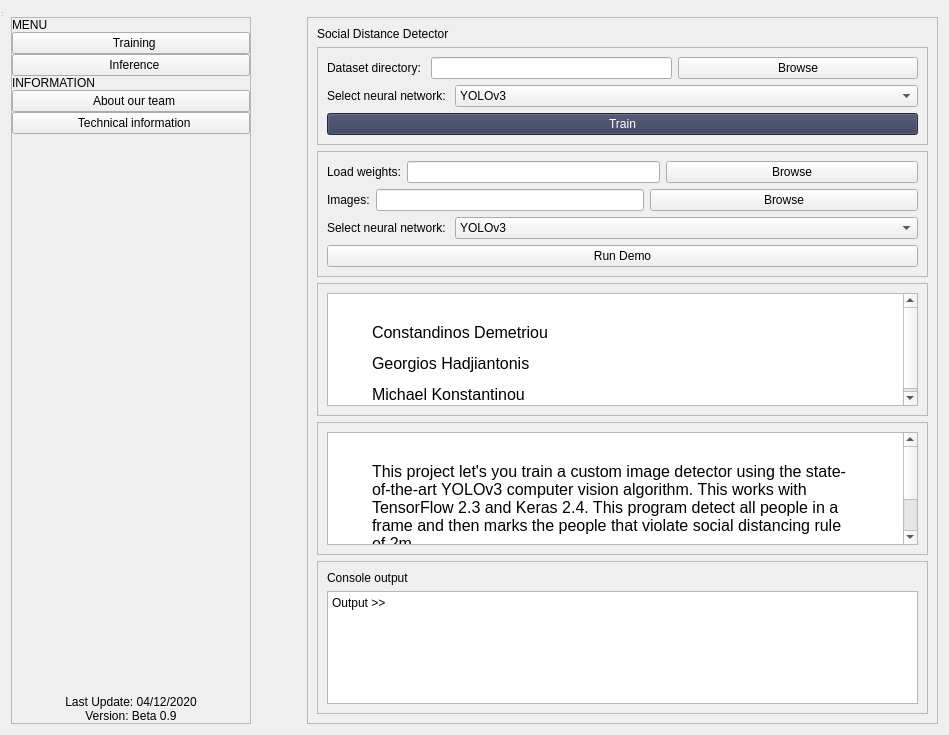
Above: Source/445_main_bk.ui from ghadj/Social-Distancing-YOLO before the change. Below: the same form after it.
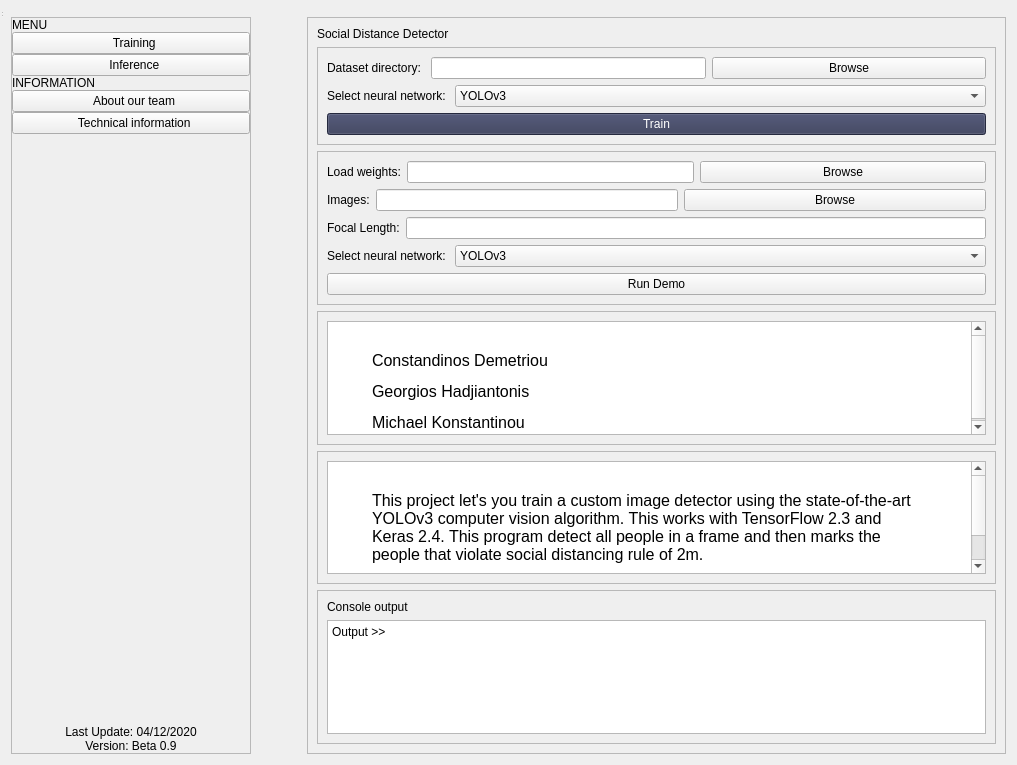
That is the form after the change. Icons and pictures are not drawn.

Commit message: Updated: GUI with Threads

The edit to the form file:
```diff
--- a/Source/445_main_bk.ui
+++ b/Source/445_main_bk.ui
@@ -6,8 +6,8 @@
    <rect>
     <x>0</x>
     <y>0</y>
-    <width>949</width>
-    <height>735</height>
+    <width>1017</width>
+    <height>765</height>
    </rect>
   </property>
   <property name="windowTitle">
@@ -579,38 +579,9 @@
              <enum>QFrame::Raised</enum>
             </property>
             <layout class="QGridLayout" name="gridLayout_7">
-             <item row="2" column="0">
-              <layout class="QHBoxLayout" name="horizontalLayout_5">
-               <item>
-                <widget class="QLabel" name="label_7">
-                 <property name="sizePolicy">
-                  <sizepolicy hsizetype="Fixed" vsizetype="Fixed">
-                   <horstretch>0</horstretch>
-                   <verstretch>0</verstretch>
-                  </sizepolicy>
-                 </property>
-                 <property name="text">
-                  <string>Select neural network: </string>
-                 </property>
-                </widget>
-               </item>
-               <item>
-                <widget class="QComboBox" name="combo_inference_network">
-                 <item>
-                  <property name="text">
-                   <string>YOLOv3</string>
-                  </property>
-                 </item>
-                 <item>
-                  <property name="text">
-                   <string>YOLOv3-tiny</string>
-                  </property>
-                 </item>
-                </widget>
-               </item>
-              </layout>
-             </item>
              <item row="0" column="0">
+              <layout class="QVBoxLayout" name="verticalLayout_5">
+               <item>
               <layout class="QHBoxLayout" name="horizontalLayout_2">
                <item>
                 <widget class="QLabel" name="label_4">
@@ -644,7 +615,7 @@
                </item>
               </layout>
              </item>
-             <item row="1" column="0">
+               <item>
               <layout class="QHBoxLayout" name="horizontalLayout_3">
                <item>
                 <widget class="QLabel" name="label_5">
@@ -678,14 +649,80 @@
                </item>
               </layout>
              </item>
-             <item row="3" column="0">
+               <item>
+                <layout class="QHBoxLayout" name="horizontalLayout_6">
+                 <item>
+                  <widget class="QLabel" name="label_8">
+                   <property name="sizePolicy">
+                    <sizepolicy hsizetype="Fixed" vsizetype="Fixed">
+                     <horstretch>0</horstretch>
+                     <verstretch>0</verstretch>
+                    </sizepolicy>
+                   </property>
+                   <property name="text">
+                    <string>Focal Length:</string>
+                   </property>
+                  </widget>
+                 </item>
+                 <item>
+                  <widget class="QLineEdit" name="text_focal_length">
+                   <property name="sizePolicy">
+                    <sizepolicy hsizetype="Preferred" vsizetype="Fixed">
+                     <horstretch>0</horstretch>
+                     <verstretch>0</verstretch>
+                    </sizepolicy>
+                   </property>
+                  </widget>
+                 </item>
+                </layout>
+               </item>
+               <item>
+                <layout class="QHBoxLayout" name="horizontalLayout_5">
+                 <item>
+                  <widget class="QLabel" name="label_7">
+                   <property name="sizePolicy">
+                    <sizepolicy hsizetype="Fixed" vsizetype="Fixed">
+                     <horstretch>0</horstretch>
+                     <verstretch>0</verstretch>
+                    </sizepolicy>
+                   </property>
+                   <property name="text">
+                    <string>Select neural network: </string>
+                   </property>
+                  </widget>
+                 </item>
+                 <item>
+                  <widget class="QComboBox" name="combo_inference_network">
+                   <item>
+                    <property name="text">
+                     <string>YOLOv3</string>
+                    </property>
+                   </item>
+                   <item>
+                    <property name="text">
+                     <string>YOLOv3-tiny</string>
+                    </property>
+                   </item>
+                  </widget>
+                 </item>
+                </layout>
+               </item>
+               <item>
               <widget class="QPushButton" name="button_demo">
+                 <property name="sizePolicy">
+                  <sizepolicy hsizetype="Minimum" vsizetype="Fixed">
+                   <horstretch>0</horstretch>
+                   <verstretch>0</verstretch>
+                  </sizepolicy>
+                 </property>
                <property name="text">
                 <string>Run Demo</string>
                </property>
               </widget>
              </item>
             </layout>
+             </item>
+            </layout>
            </widget>
           </item>
           <item>
@@ -784,6 +821,9 @@
                    <verstretch>0</verstretch>
                   </sizepolicy>
                  </property>
+                 <property name="layoutDirection">
+                  <enum>Qt::LeftToRight</enum>
+                 </property>
                  <property name="plainText">
                   <string>Output &gt;&gt;</string>
                  </property>
```
Left out of the diff: 3 changed lines with no effect on the pictures. Lines whose indentation alone changed are shown as unchanged. The commit also changes 4 other files.
